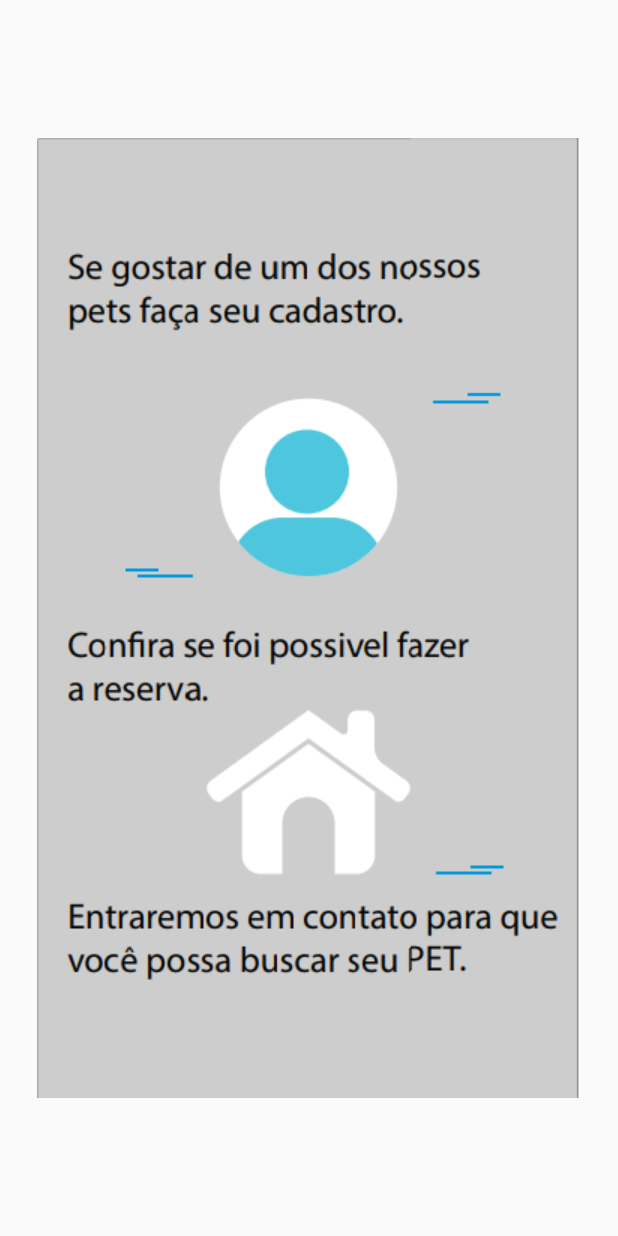
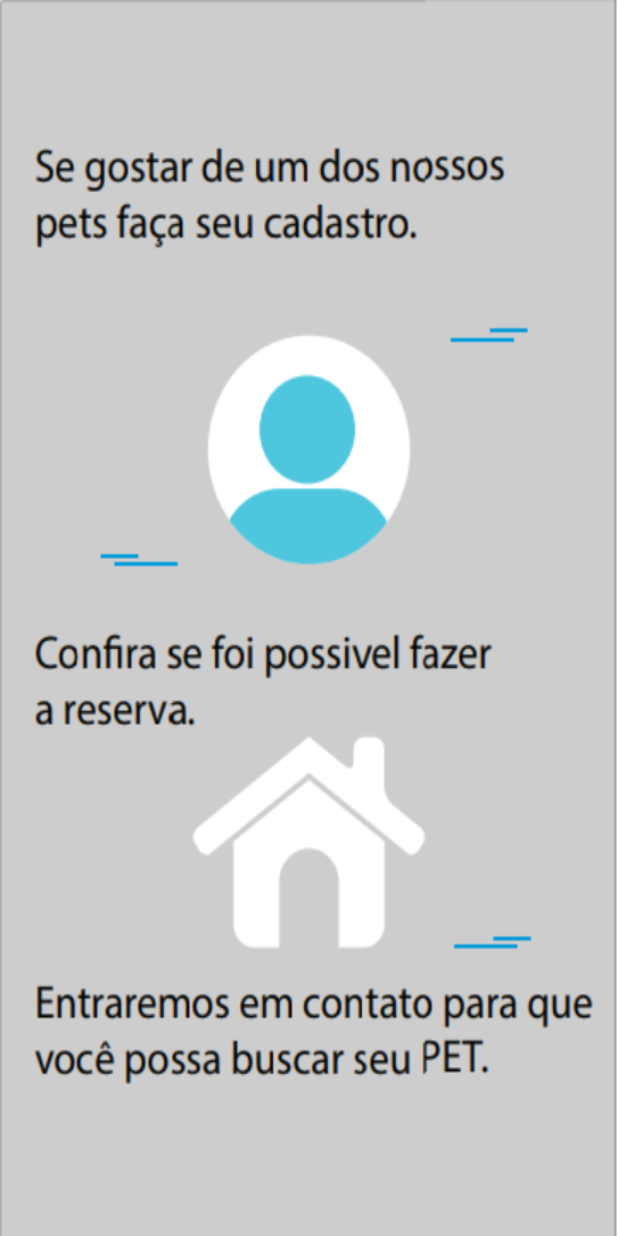
Before and after one commit to lucasfw/Petinho2.0, an Android app: the screen it shows after launch (Apresentacao2), on a phone screen of 412 x 824 dp. Run offline under Robolectric (Android 15) with nearby library versions, the phone set to English and light mode, and no system bars.

Commit message:
tutorial 100%

```diff
--- a/app/src/main/res/layout/activity_apresentacao2.xml
+++ b/app/src/main/res/layout/activity_apresentacao2.xml
@@ -4,14 +4,9 @@
     xmlns:tools="http://schemas.android.com/tools"
     android:layout_width="match_parent"
     android:layout_height="match_parent"
-    tools:context="com.example.lucascarvalho.adopet.Apresentacao2">
+    tools:context="com.example.lucascarvalho.adopet.Apresentacao2"
+    android:background="@drawable/tutorial_2">
 
 
-    <ImageView
-        android:id="@+id/imageView"
-        android:layout_width="wrap_content"
-        android:layout_height="wrap_content"
-        android:layout_centerHorizontal="true"
-        android:layout_centerVertical="true"
-        app:srcCompat="@drawable/tutorial_2" />
+
 </RelativeLayout>
```
Also changed, not shown: app/src/main/res/layout/activity_apresentacao.xml (+2 -9 lines), app/src/main/res/layout/activity_apresentacao3.xml (+2 -8 lines).
